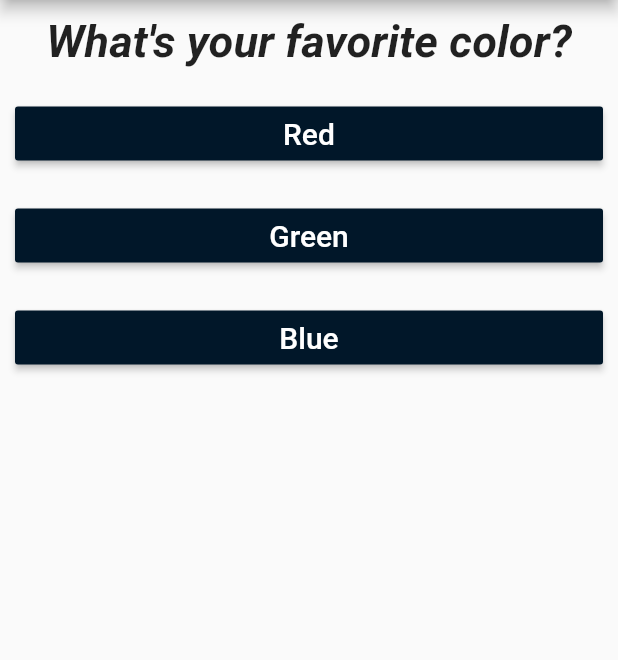
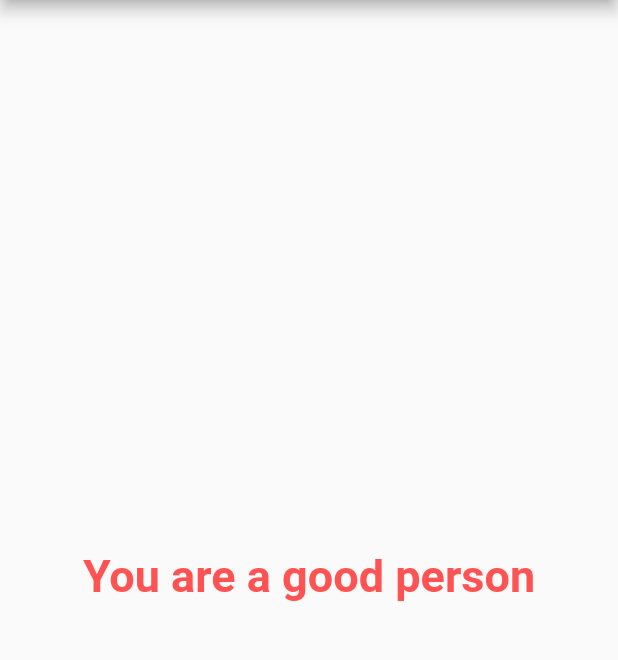
Before and after one commit to JoyKrishan/Flutter-Applications-2.0, a Flutter app: the screen it shows after launch, after a tap on "Red", after a tap on "Cat", after a tap on "Pasta", on a phone screen of 412 x 824 dp, the part 84-744 px from its top. Run offline on Flutter 3.47's test engine with Material 2 defaults, Android fonts, the phone set to English and light mode, and no system bars.

Commit message:
code refined and result calculation created

```diff
--- a/quiz_app/lib/answer.dart
+++ b/quiz_app/lib/answer.dart
@@ -10,7 +10,7 @@ class Answer extends StatelessWidget {
   Widget build(BuildContext context) {
     return Container(
       width: double.infinity,
-      margin: EdgeInsets.all(10),
+      margin: EdgeInsets.symmetric(vertical: 10),
       child: RaisedButton(
         color: Color.fromARGB(255, 1, 23, 41),
         onPressed: selectHandler,
--- a/quiz_app/lib/main.dart
+++ b/quiz_app/lib/main.dart
@@ -1,6 +1,6 @@
 import 'package:flutter/material.dart';
-import 'package:quiz_app/answer.dart';
-import './Question.dart';
+import './quiz.dart';
+import './result.dart';
 
 void main() => runApp(MyApp());
 
@@ -11,27 +11,40 @@ class MyApp extends StatefulWidget {
 
 class _MyAppState extends State<MyApp> {
   int _questionIndex = 0;
+  int _totalScore = 0;
 
   List<Map<String, dynamic>> ques_ans = [
     {
       "question": "What's your favorite color?",
-      "answers": ["Red", "Green", "Blue"],
+      "answers": [
+        {"text": "Red", "score": 5},
+        {"text": "Green", "score": 30},
+        {"text": "Blue", "score": 10}
+      ],
     },
     {
       "question": "What's your favorite animal?",
-      "answers": ["Dog", "Cat", "Bird"]
+      "answers": [
+        {"text": "Dog", "score": 30},
+        {"text": "Cat", "score": 5},
+        {"text": "Rabbit", "score": 10}
+      ],
     },
     {
       "question": "What's your favorite food?",
-      "answers": ["Pizza", "Burger", "Pasta"]
+      "answers": [
+        {"text": "Pizza", "score": 30},
+        {"text": "Burger", "score": 5},
+        {"text": "Pasta", "score": 10}
+      ],
     },
   ];
 
-  void _answerChosen() {
+  void _answerChosen(int score) {
+    _totalScore += score;
     setState(() {
-      _questionIndex = (_questionIndex + 1) % ques_ans.length;
+      _questionIndex = (_questionIndex + 1);
     });
-    print('Answer chosen!');
   }
 
   @override
@@ -39,12 +52,13 @@ class _MyAppState extends State<MyApp> {
     return MaterialApp(
       home: Scaffold(
           appBar: AppBar(title: Text("My first app")),
-          body: Column(children: [
-            Question(ques_ans[_questionIndex]["question"]),
-            Answer(_answerChosen, ques_ans[_questionIndex]["answers"][0]),
-            Answer(_answerChosen, ques_ans[_questionIndex]["answers"][1]),
-            Answer(_answerChosen, ques_ans[_questionIndex]["answers"][2]),
-          ])),
+          body: _questionIndex < ques_ans.length
+              ? Quiz(
+                  answerChosen: _answerChosen,
+                  questionIndex: _questionIndex,
+                  questions: ques_ans,
+                )
+              : Result(_totalScore)),
     );
   }
 }
--- a/quiz_app/lib/question.dart
+++ b/quiz_app/lib/question.dart
@@ -1,6 +1,7 @@
 import 'package:flutter/material.dart';
 
 class Question extends StatelessWidget {
+  // final is runtime constant value
   final String questionText;
 
   Question(this.questionText);
--- /dev/null
+++ b/quiz_app/lib/quiz.dart
@@ -0,0 +1,29 @@
+import 'package:flutter/material.dart';
+import './question.dart';
+import './answer.dart';
+
+class Quiz extends StatelessWidget {
+  final List<Map<String, dynamic>> questions;
+  final int questionIndex;
+  final Function answerChosen;
+
+  Quiz(
+      {required this.questions,
+      required this.questionIndex,
+      required this.answerChosen});
+  @override
+  Widget build(BuildContext context) {
+    return Column(children: [
+      Question(questions[questionIndex]["question"] as String),
+      Answer(
+          () => answerChosen(questions[questionIndex]["answers"][0]["score"]),
+          (questions[questionIndex]["answers"][0]["text"])),
+      Answer(
+          () => answerChosen(questions[questionIndex]["answers"][1]["score"]),
+          (questions[questionIndex]["answers"][1]["text"])),
+      Answer(
+          () => answerChosen(questions[questionIndex]["answers"][1]["score"]),
+          (questions[questionIndex]["answers"][2]["text"])),
+    ]);
+  }
+}
--- /dev/null
+++ b/quiz_app/lib/result.dart
@@ -0,0 +1,34 @@
+import 'package:flutter/material.dart';
+
+class Result extends StatelessWidget {
+  final int _totalScore;
+
+  Result(this._totalScore);
+
+  String getResult(int totalScore) {
+    if (totalScore < 10) {
+      return ("You are a bad person");
+    } else if (totalScore < 20) {
+      return "You are a good person";
+    } else if (totalScore < 30) {
+      return "You are a great person";
+    } else {
+      return "You are a super person";
+    }
+  }
+
+  @override
+  Widget build(BuildContext context) {
+    return Container(
+      child: Center(
+        child: Text(
+          getResult(_totalScore),
+          style: TextStyle(
+              fontSize: 30,
+              color: Colors.redAccent,
+              fontWeight: FontWeight.bold),
+        ),
+      ),
+    );
+  }
+}
```
